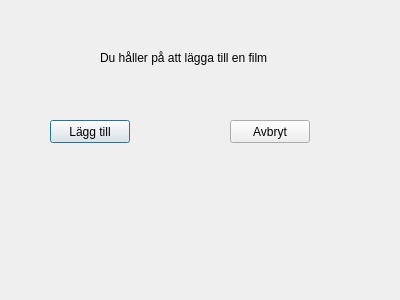
Above: Mainwindow/add_movie/confirmaddmovie.ui from Drakenhielm/Biobokningssystem before the change. Below: the same form after it.
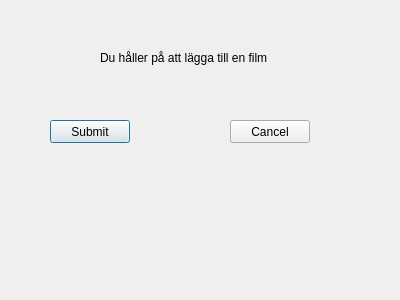
That is the form after the change.

Diff of the .ui file:
```diff
--- a/Mainwindow/add_movie/confirmaddmovie.ui
+++ b/Mainwindow/add_movie/confirmaddmovie.ui
@@ -23,7 +23,7 @@
     </rect>
    </property>
    <property name="text">
-    <string>Lägg till</string>
+    <string>Submit</string>
    </property>
   </widget>
   <widget class="QPushButton" name="CancelButton">
@@ -36,7 +36,7 @@
     </rect>
    </property>
    <property name="text">
-    <string>Avbryt</string>
+    <string>Cancel</string>
    </property>
   </widget>
   <widget class="QLabel" name="label">
```
